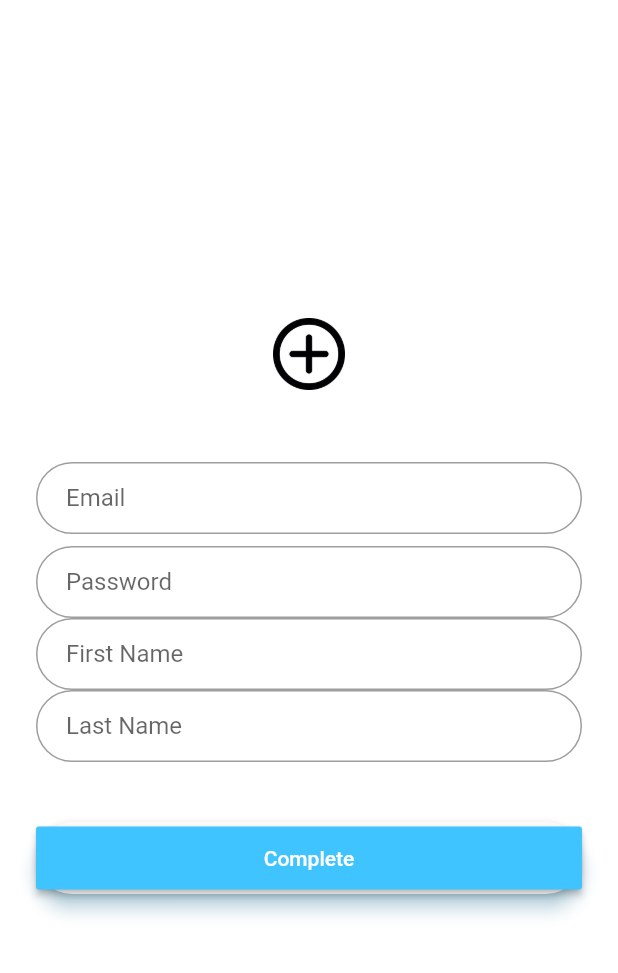
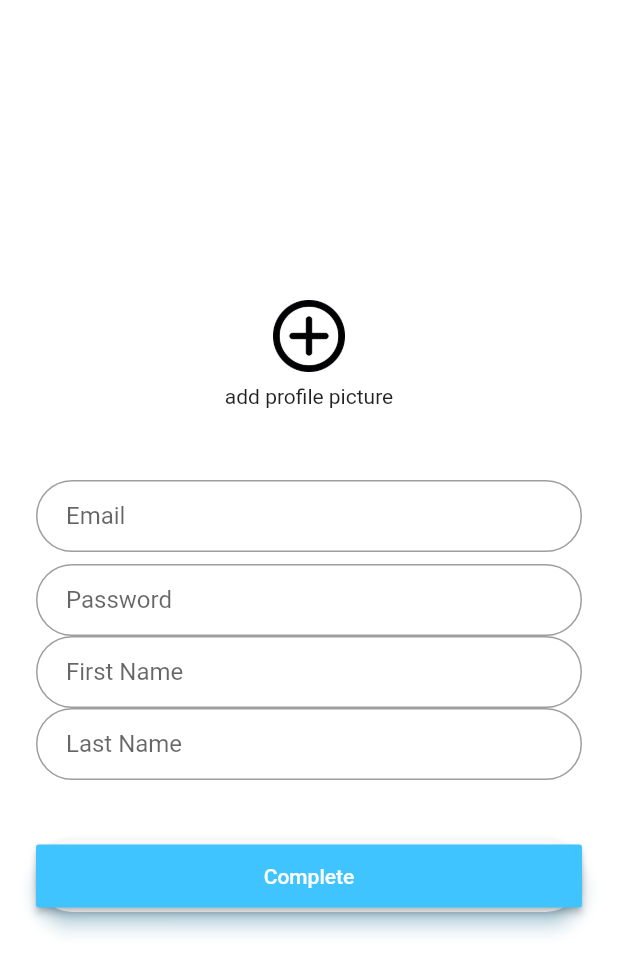
Before and after one commit to mnshaw/volunet, a Flutter app: the CreateProfile screen opened directly, on a phone screen of 412 x 824 dp. Shown: the top 973 px of the screen. Run offline on Flutter 3.47's test engine with Material 2 defaults, Android fonts, the phone set to English and light mode, and no system bars.

Commit message:
Add image subtext

```diff
--- a/animation_exp/lib/CreateProfile/CreateProfile.dart
+++ b/animation_exp/lib/CreateProfile/CreateProfile.dart
@@ -96,6 +96,8 @@ class _CreateProfileState extends State<CreateProfile> {
               padding: EdgeInsets.only(left: 24.0, right: 24.0),
               children: <Widget>[
                 logo,
+                SizedBox(height: 8.0),
+                new Center(child: new Text('add profile picture')),
                 SizedBox(height: 48.0),
                 email,
                 SizedBox(height: 8.0),
--- a/animation_exp/lib/WelcomeScreen/welcome.dart
+++ b/animation_exp/lib/WelcomeScreen/welcome.dart
@@ -1,6 +1,7 @@
 import 'package:flutter/cupertino.dart';
 import 'package:flutter/material.dart';
 import 'package:animation_exp/SwipeAnimation/index.dart';
+import 'package:animation_exp/CreateProfile/CreateProfile.dart';
 
 class Welcome extends StatefulWidget {
   @override
@@ -46,7 +47,7 @@ class _WelcomeState extends State<Welcome> {
                   child: new Text('Create Profile'),
                   onPressed: () {
                     Navigator.of(context).pushReplacement(
-                      new MaterialPageRoute(builder: (context) => new CardDemo()));
+                      new MaterialPageRoute(builder: (context) => new CreateProfile()));
                   },
                 )
                 ],
--- a/animation_exp/lib/main.dart
+++ b/animation_exp/lib/main.dart
@@ -16,7 +16,7 @@ class MyApp extends StatelessWidget {
       ),
       // home: new PageMain(),
 //      home: new CardDemo(),
-      home: new CreateProfile(),
+      home: new Welcome(),
       //home: BottomNavigationDemo(),
       // home:new exp(),
     );
```
